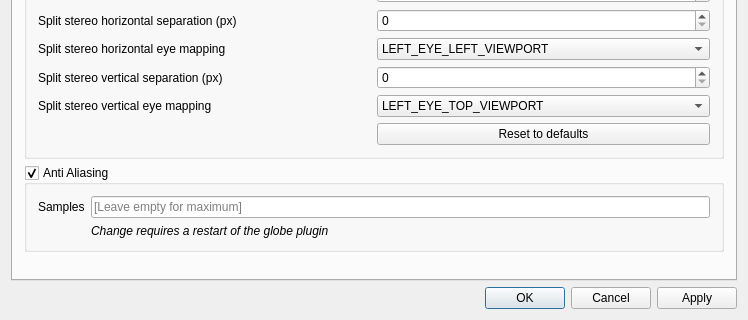
Before: the Qt Designer form kadas/app/globe/kadasglobedialog.ui in kadas-albireo/kadas-albireo2, drawn with Qt 5; both pictures show x 0 to 748 and y 214 to 534 of the 748 by 534 pixel window.
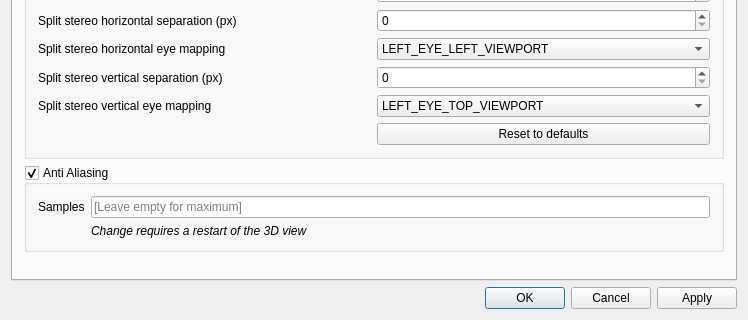
After: the same form once the commit is applied. The open tabs and pages were chosen to show the change. Icons and pictures are not drawn.

Diff of the .ui file:
```diff
--- a/kadas/app/globe/kadasglobedialog.ui
+++ b/kadas/app/globe/kadasglobedialog.ui
@@ -372,7 +372,7 @@
           <item row="1" column="1">
            <widget class="QLabel" name="labelVideoInfo">
             <property name="text">
-             <string>&lt;html&gt;&lt;head/&gt;&lt;body&gt;&lt;p&gt;&lt;span style=&quot; font-style:italic;&quot;&gt;Change requires a restart of the globe plugin&lt;/span&gt;&lt;/p&gt;&lt;/body&gt;&lt;/html&gt;</string>
+             <string>&lt;html&gt;&lt;head/&gt;&lt;body&gt;&lt;p&gt;&lt;span style=&quot; font-style:italic;&quot;&gt;Change requires a restart of the 3D view&lt;/span&gt;&lt;/p&gt;&lt;/body&gt;&lt;/html&gt;</string>
             </property>
            </widget>
           </item>
```
